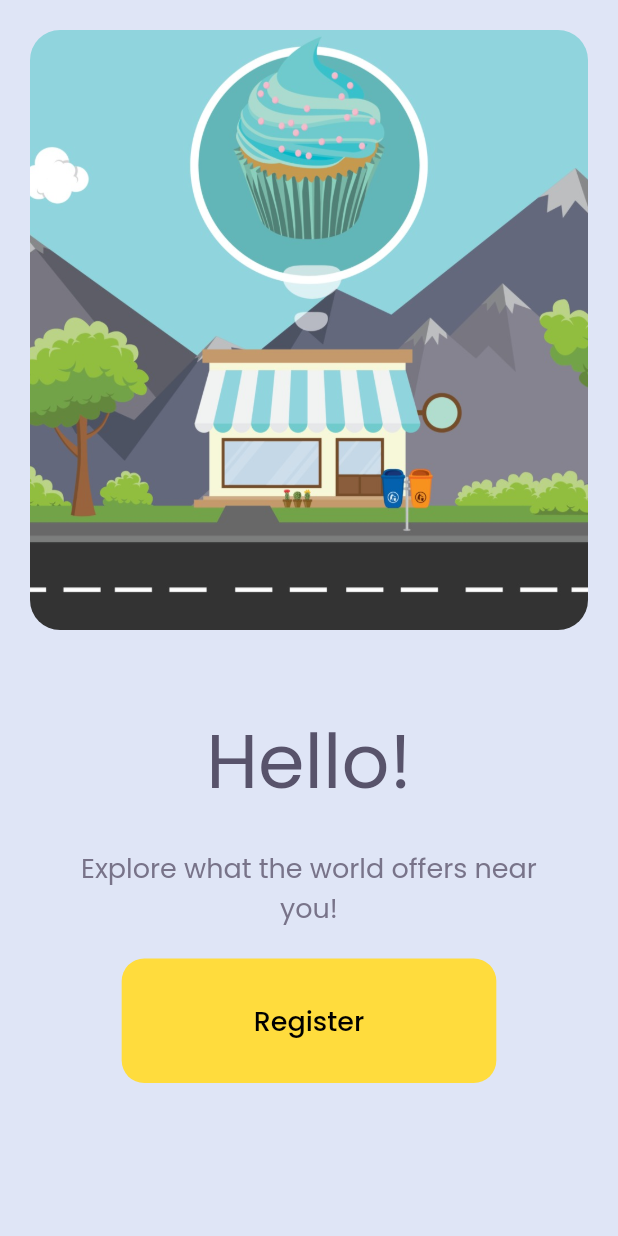
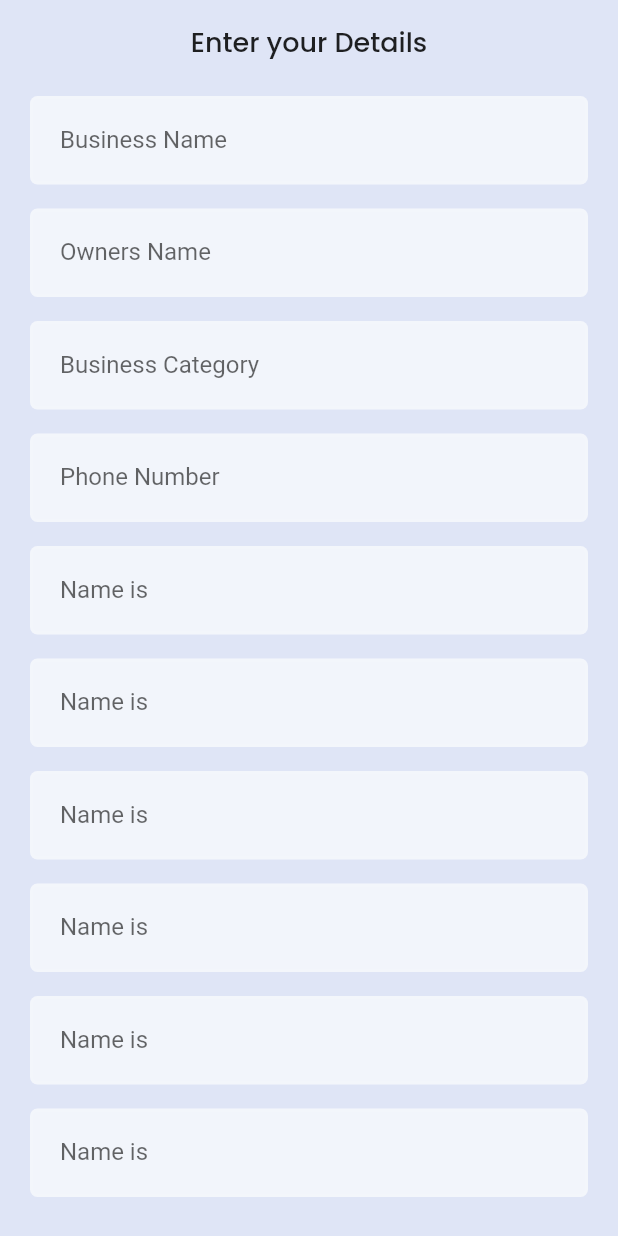
Before and after one commit to mathewsabu/tezzof, a Flutter app: the screen it shows after launch, on a phone screen of 412 x 824 dp. Run offline on Flutter 3.47's test engine with Material 2 defaults, Android fonts, the light colour scheme and no system bars; our stand-ins replace firebase_auth, firebase_core, intl_phone_number_input, pinput; missing offline and left inert: modal_progress_hud_alt; accounts and stored records are empty.

Commit message:
judum basilum karanam k=commit cheyyendivannathe

```diff
--- a/lib/components/image_holder.dart
+++ b/lib/components/image_holder.dart
@@ -7,10 +7,12 @@ import 'package:flutter/material.dart';
 
 class ImageHolder extends StatelessWidget {
 
-  const ImageHolder({Key? key, this.image, this.shrink = false}) : super(key: key);
+  final String image1;
+  final bool shrink;
 
-  final String? image;
-  final bool shrink;
+  const ImageHolder({Key? key, required this.image1 , this.shrink = false}) : super(key: key);
+
+
 
   @override
   Widget build(BuildContext context) {
@@ -22,10 +24,10 @@ class ImageHolder extends StatelessWidget {
       width: double.infinity,
       height: shrink ? 0 : 400.0,
       curve: Curves.fastOutSlowIn,
-      decoration: const BoxDecoration(
+      decoration: BoxDecoration(
         borderRadius: BorderRadius.all(Radius.circular(20)),
         image: DecorationImage(
-          image: AssetImage('images/cupcakes.jpg'),
+          image: AssetImage(image1),
           fit: BoxFit.cover,
         ),
       ),
--- /dev/null
+++ b/lib/components/role_selector.dart
@@ -0,0 +1,25 @@
+import 'package:flutter/material.dart';
+import 'image_holder.dart';
+
+class RoleSelector extends StatefulWidget {
+  const RoleSelector({Key? key}) : super(key: key);
+
+  @override
+  State<RoleSelector> createState() => _RoleSelectorState();
+}
+
+class _RoleSelectorState extends State<RoleSelector> {
+  @override
+  Widget build(BuildContext context) {
+    return GestureDetector(
+      child: Row(
+        mainAxisSize: MainAxisSize.max,
+        children: const [
+          ImageHolder(
+            image1: 'images/cupcakes.jpg',
+          ),
+        ],
+      ),
+    );
+  }
+}
--- a/lib/constants.dart
+++ b/lib/constants.dart
@@ -51,24 +51,25 @@ const kSubmitButtonChild = Text(
 ///TextField's - used for entering phone number, decoration properties
 const InputDecoration kTextFieldDecoration = InputDecoration(
   filled: true,
-  fillColor: Colors.white,
-  prefixIcon: Icon(Icons.phone),
+  fillColor: Colors.white60,
+  //hintText: 'Name',
+
 
   //label: Text('Phone Number'),
-  labelText: 'Mobile Number',
+  //labelText: 'Name',
   labelStyle: TextStyle(decorationStyle: TextDecorationStyle.dotted),
-  floatingLabelBehavior: FloatingLabelBehavior.never,
+  floatingLabelBehavior: FloatingLabelBehavior.auto,
   contentPadding: EdgeInsets.symmetric(vertical: 20.0, horizontal: 20.0),
   border: OutlineInputBorder(
     borderRadius: BorderRadius.all(Radius.circular(5.0)),
-    borderSide: BorderSide(color: Colors.white, width: 1.0),
+    borderSide: BorderSide(color: Colors.white60, width: 1.0),
   ),
   enabledBorder: OutlineInputBorder(
-    borderSide: BorderSide(color: Colors.white, width: 2.0),
+    borderSide: BorderSide(color: Colors.white10, width: 2.0),
     borderRadius: BorderRadius.all(Radius.circular(5.0)),
   ),
   focusedBorder: OutlineInputBorder(
-    borderSide: BorderSide(color: Colors.white10, width: 2.0),
+    borderSide: BorderSide(color: Colors.white, width: 2.0),
     borderRadius: BorderRadius.all(Radius.circular(5.0)),
   ),
 );
--- a/lib/main.dart
+++ b/lib/main.dart
@@ -7,6 +7,7 @@ import 'package:final_year_project/screens/otp_screen.dart';
 import 'package:firebase_auth/firebase_auth.dart';
 import 'package:firebase_core/firebase_core.dart';
 import 'package:final_year_project/screens/registration_screen.dart';
+import 'package:final_year_project/screens/vendor_registration_screen.dart';
 
 void main() async {
   WidgetsFlutterBinding.ensureInitialized();
@@ -33,12 +34,13 @@ class MyApp extends StatelessWidget {
         scaffoldBackgroundColor: kScaffoldColor,
         primarySwatch: Colors.blue,
       ),
-      initialRoute: LandingScreen.id,  //PhoneScreen.id,//OtpScreen.id,
+      initialRoute: VendorRegistrationScreen.id,  //PhoneScreen.id,//OtpScreen.id,
       routes: {
         LandingScreen.id : (context) => const LandingScreen(),
         PhoneScreen.id : (context) => const PhoneScreen(),
         OtpScreen.id : (context) => const OtpScreen(),
         RegistrationScreen.id : (context) => const RegistrationScreen(),
+        VendorRegistrationScreen.id : (context) => const VendorRegistrationScreen(),
 
 
 
--- a/lib/screens/landing_screen.dart
+++ b/lib/screens/landing_screen.dart
@@ -26,7 +26,7 @@ class _LandingScreenState extends State<LandingScreen> {
             const Hero(
               tag: 'cupcake',
               child: ImageHolder(
-                image: 'images/cupcakes.jpg',
+                image1: 'images/cupcakes.jpg',
               ),
             ),
             const SizedBox(
--- a/lib/screens/phone_number_screen.dart
+++ b/lib/screens/phone_number_screen.dart
@@ -47,7 +47,7 @@ class _PhoneScreenState extends State<PhoneScreen> {
               Hero(
                 tag: 'cupcake',
                 child: ImageHolder(
-                  image: 'images/cupcakes.jpg',
+                  image1: 'images/cupcakes.jpg',
                   shrink: shrink,
                 ),
               ),
--- a/lib/screens/registration_screen.dart
+++ b/lib/screens/registration_screen.dart
@@ -1,3 +1,4 @@
+import 'package:final_year_project/components/role_selector.dart';
 import 'package:flutter/material.dart';
 import 'package:final_year_project/constants.dart';
 
@@ -11,6 +12,9 @@ class RegistrationScreen extends StatefulWidget {
 }
 
 class _RegistrationScreenState extends State<RegistrationScreen> {
+
+
+
   @override
   Widget build(BuildContext context) {
     return SafeArea(
@@ -18,10 +22,13 @@ class _RegistrationScreenState extends State<RegistrationScreen> {
         appBar: AppBar(
           title: const Text('Registration'),
         ),
-        body: Flex(
-          direction: Axis.vertical,
+        body: Column(
+          //direction: Axis.vertical,
           children: const [
-            Text('Registration Page'),
+
+            Image(image: AssetImage('images/cupcakes.jpg')),
+
+            RoleSelector()
           ],
         ),
       ),
--- /dev/null
+++ b/lib/screens/vendor_registration_screen.dart
@@ -0,0 +1,129 @@
+import 'package:final_year_project/constants.dart';
+import 'package:flutter/material.dart';
+
+class VendorRegistrationScreen extends StatefulWidget {
+  const VendorRegistrationScreen({Key? key}) : super(key: key);
+
+  static String id = 'vendor_registration_screen';
+
+  @override
+  State<VendorRegistrationScreen> createState() => _VendorRegistrationScreenState();
+}
+
+class _VendorRegistrationScreenState extends State<VendorRegistrationScreen> {
+  @override
+  Widget build(BuildContext context) {
+    return Scaffold(
+      appBar: AppBar(
+        title: const Text('Enter your Details'),
+      ),
+      body: SingleChildScrollView(
+        child: Column(
+          children: [
+            Padding(
+              padding: const EdgeInsets.symmetric(vertical: 8.0,horizontal: 20.0),
+              child: TextFormField(
+                decoration: kTextFieldDecoration.copyWith(
+                  labelText: 'Business Name'
+                ),
+                onChanged: (name){
+                },
+              ),
+            ),
+            Padding(
+              padding: const EdgeInsets.symmetric(vertical: 8.0,horizontal: 20.0),
+              child: TextFormField(
+                decoration: kTextFieldDecoration.copyWith(
+                    labelText: 'Owners Name'
+                ),
+                onChanged: (name){
+                },
+              ),
+            ),
+            Padding(
+              padding: const EdgeInsets.symmetric(vertical: 8.0,horizontal: 20.0),
+              child: TextFormField(
+                decoration: kTextFieldDecoration.copyWith(
+                    labelText: 'Business Category'
+                ),
+                onChanged: (name){
+                },
+              ),
+            ),
+            Padding(
+              padding: const EdgeInsets.symmetric(vertical: 8.0,horizontal: 20.0),
+              child: TextFormField(
+                decoration: kTextFieldDecoration.copyWith(
+                    labelText: 'Phone Number'
+                ),
+                onChanged: (name){
+                },
+              ),
+            ),
+            Padding(
+              padding: const EdgeInsets.symmetric(vertical: 8.0,horizontal: 20.0),
+              child: TextFormField(
+                decoration: kTextFieldDecoration.copyWith(
+                    labelText: 'Name is'
+                ),
+                onChanged: (name){
+                },
+              ),
+            ),
+            Padding(
+              padding: const EdgeInsets.symmetric(vertical: 8.0,horizontal: 20.0),
+              child: TextFormField(
+                decoration: kTextFieldDecoration.copyWith(
+                    labelText: 'Name is'
+                ),
+                onChanged: (name){
+                },
+              ),
+            ),
+            Padding(
+              padding: const EdgeInsets.symmetric(vertical: 8.0,horizontal: 20.0),
+              child: TextFormField(
+                decoration: kTextFieldDecoration.copyWith(
+                    labelText: 'Name is'
+                ),
+                onChanged: (name){
+                },
+              ),
+            ),
+            Padding(
+              padding: const EdgeInsets.symmetric(vertical: 8.0,horizontal: 20.0),
+              child: TextFormField(
+                decoration: kTextFieldDecoration.copyWith(
+                    labelText: 'Name is'
+                ),
+                onChanged: (name){
+                },
+              ),
+            ),
+            Padding(
+              padding: const EdgeInsets.symmetric(vertical: 8.0,horizontal: 20.0),
+              child: TextFormField(
+                decoration: kTextFieldDecoration.copyWith(
+                    labelText: 'Name is'
+                ),
+                onChanged: (name){
+                },
+              ),
+            ),
+            Padding(
+              padding: const EdgeInsets.symmetric(vertical: 8.0,horizontal: 20.0),
+              child: TextFormField(
+                decoration: kTextFieldDecoration.copyWith(
+                    labelText: 'Name is'
+                ),
+                onChanged: (name){
+                },
+              ),
+            ),
+          ],
+
+        ),
+      ),
+    );
+  }
+}
```
